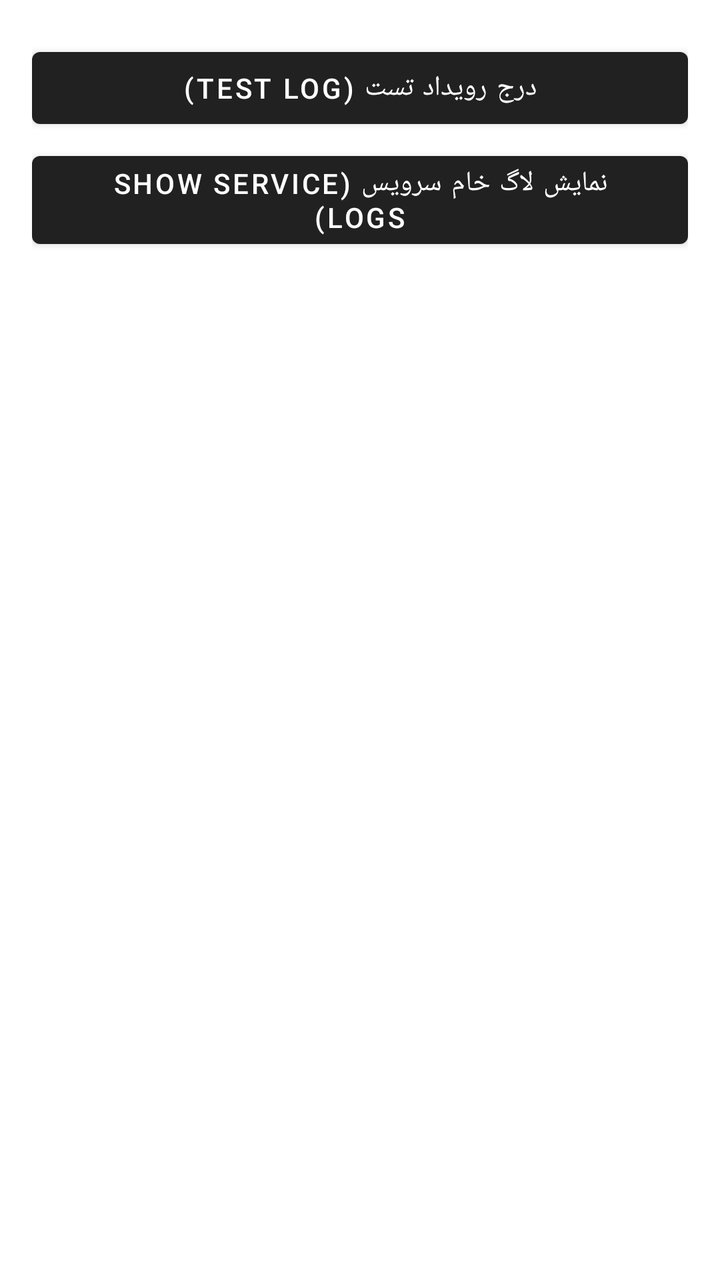
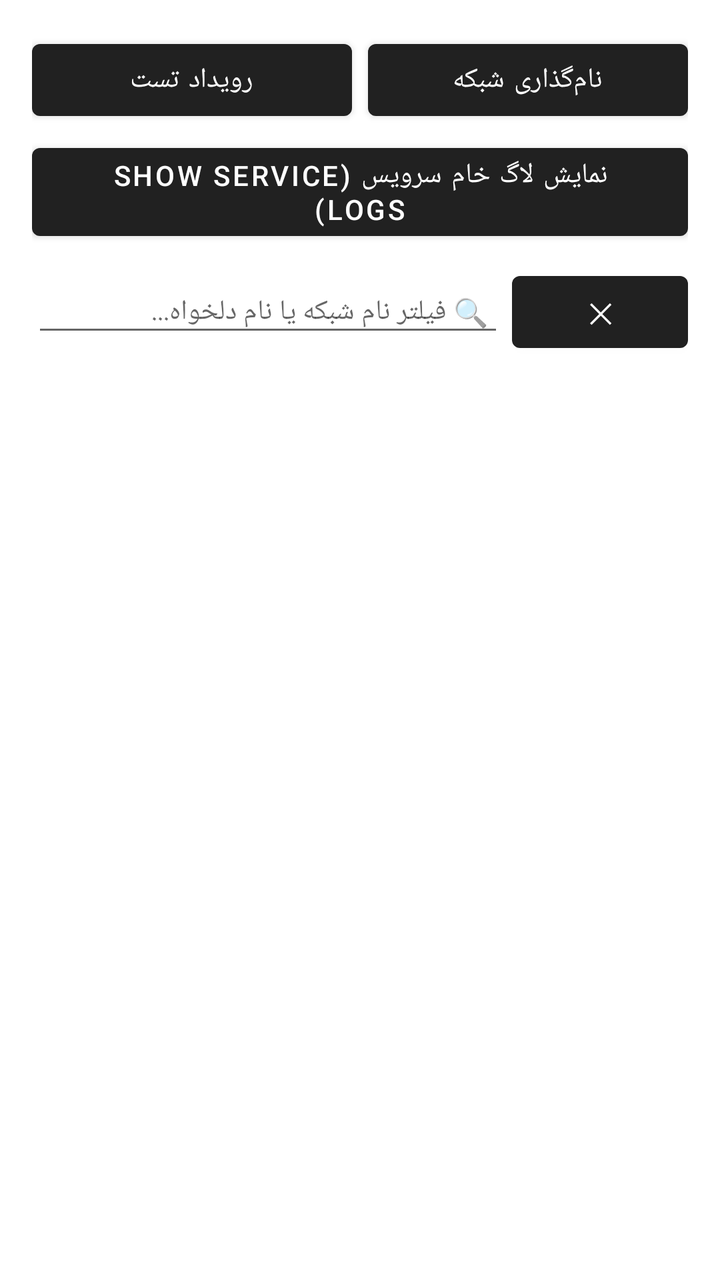

Before-and-after screenshots of an Android layout around one commit, followed by the original layout XML and the change that was made.
<!-- AndroidManifest.xml: application theme Theme.MaterialComponents.DayNight.DarkActionBar -->
<!-- res/layout/activity_main.xml -->
<?xml version="1.0" encoding="utf-8"?>
<LinearLayout xmlns:android="http://schemas.android.com/apk/res/android"
    android:layout_width="match_parent"
    android:layout_height="match_parent"
    android:orientation="vertical"
    android:padding="16dp">

    <Button
        android:id="@+id/btnTest"
        android:layout_width="match_parent"
        android:layout_height="wrap_content"
        android:layout_marginTop="4dp"
        android:text="درج رویداد تست (Test Log)" />

    <Button
        android:id="@+id/btnShowServiceLogs"
        android:layout_width="match_parent"
        android:layout_height="wrap_content"
        android:layout_marginTop="4dp"
        android:text="نمایش لاگ خام سرویس (Show Service Logs)" />

    <ScrollView
        android:layout_width="match_parent"
        android:layout_height="0dp"
        android:layout_weight="1"
        android:layout_marginTop="12dp"
        android:fillViewport="true">

        <TextView
            android:id="@+id/tvReport"
            android:layout_width="match_parent"
            android:layout_height="wrap_content"
            android:text=""
            android:textSize="14sp"
            android:lineSpacingExtra="3dp" />
    </ScrollView>

</LinearLayout>
<!-- resources referenced by this layout -->
<resources>

</resources>

<!-- the commit's change to res/layout/activity_main.xml (unified diff, before → after) -->
@@ -5,12 +5,27 @@
     android:orientation="vertical"
     android:padding="16dp">
 
-    <Button
-        android:id="@+id/btnTest"
+    <LinearLayout
         android:layout_width="match_parent"
         android:layout_height="wrap_content"
-        android:layout_marginTop="4dp"
-        android:text="درج رویداد تست (Test Log)" />
+        android:orientation="horizontal">
+
+        <Button
+            android:id="@+id/btnTest"
+            android:layout_width="0dp"
+            android:layout_height="wrap_content"
+            android:layout_weight="1"
+            android:layout_marginEnd="4dp"
+            android:text="رویداد تست" />
+
+        <Button
+            android:id="@+id/btnManageAliases"
+            android:layout_width="0dp"
+            android:layout_height="wrap_content"
+            android:layout_weight="1"
+            android:layout_marginStart="4dp"
+            android:text="نام‌گذاری شبکه" />
+    </LinearLayout>
 
     <Button
         android:id="@+id/btnShowServiceLogs"
@@ -19,11 +34,46 @@
         android:layout_marginTop="4dp"
         android:text="نمایش لاگ خام سرویس (Show Service Logs)" />
 
+    
+    <LinearLayout
+        android:layout_width="match_parent"
+        android:layout_height="wrap_content"
+        android:layout_marginTop="8dp"
+        android:gravity="center_vertical"
+        android:orientation="horizontal">
+
+        <EditText
+            android:id="@+id/etFilter"
+            android:layout_width="0dp"
+            android:layout_height="wrap_content"
+            android:layout_weight="1"
+            android:hint="🔍 فیلتر نام شبکه یا نام دلخواه..."
+            android:inputType="text"
+            android:padding="8dp"
+            android:textSize="14sp" />
+
+        <Button
+            android:id="@+id/btnClearFilter"
+            android:layout_width="wrap_content"
+            android:layout_height="wrap_content"
+            android:layout_marginStart="4dp"
+            android:text="✕" />
+    </LinearLayout>
+
+    <TextView
+        android:id="@+id/tvFilterStatus"
+        android:layout_width="match_parent"
+        android:layout_height="wrap_content"
+        android:layout_marginTop="2dp"
+        android:layout_marginBottom="4dp"
+        android:text=""
+        android:textSize="12sp" />
+
     <ScrollView
         android:layout_width="match_parent"
         android:layout_height="0dp"
         android:layout_weight="1"
-        android:layout_marginTop="12dp"
+        android:layout_marginTop="4dp"
         android:fillViewport="true">
 
         <TextView
